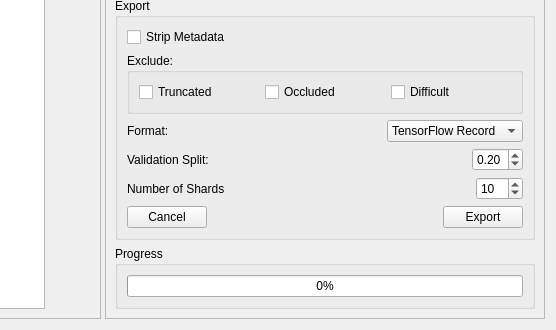
First picture: the form in bboxee/gui/export_widget.ui, repository persts/BBoxEE, before the edit; both pictures show x 850 to 1406 and y 508 to 838 of the 1406 by 838 pixel window.
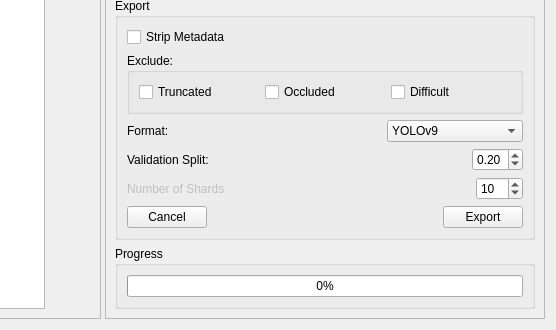
Second picture: the form after the edit. Icons and pictures are not drawn.

Patch:
```diff
--- a/bboxee/gui/export_widget.ui
+++ b/bboxee/gui/export_widget.ui
@@ -308,7 +308,7 @@
              <widget class="QComboBox" name="comboBoxFormat">
               <item>
                <property name="text">
-                <string>TensorFlow Record</string>
+                <string>YOLOv9</string>
                </property>
               </item>
               <item>
@@ -316,6 +316,11 @@
                 <string>YOLOv5</string>
                </property>
               </item>
+              <item>
+               <property name="text">
+                <string>TensorFlow Record</string>
+               </property>
+              </item>
               <item>
                <property name="text">
                 <string>COCO</string>
@@ -369,6 +374,9 @@
            <layout class="QHBoxLayout" name="horizontalLayout_6">
             <item>
              <widget class="QLabel" name="label">
+              <property name="enabled">
+               <bool>false</bool>
+              </property>
               <property name="text">
                <string>Number of Shards</string>
               </property>
```
